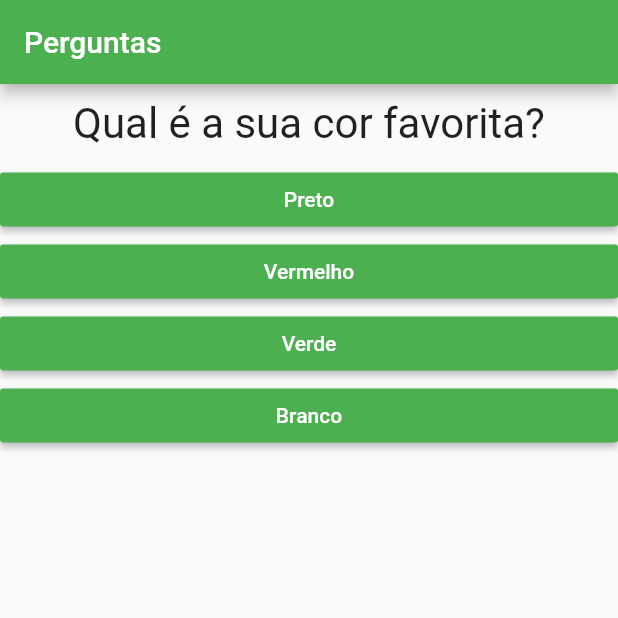
After one commit to marcosdenisalves/perguntas_e_respostas, a Flutter app: the screen it shows after launch, on a phone screen of 412 x 824 dp, the top half of it. The commit adds this screen. Run offline on Flutter 3.47's test engine with Material 2 defaults, Android fonts, the phone set to English and light mode, and no system bars.

Commit message:
Implementação do widget resposta e o widget questionario

```diff
--- a/lib/main.dart
+++ b/lib/main.dart
@@ -1,6 +1,6 @@
 import 'package:flutter/material.dart';
-import './resposta.dart';
-import './questao.dart';
+import './Questionario.dart';
+import './resultado.dart';
 
 main() {
   runApp(PerguntaApp());
@@ -38,10 +38,6 @@ class _PerguntaAppState extends State<PerguntaApp> {
 
   @override
   Widget build(BuildContext context) {
-    List<String> respostas = temPerguntaSelecionada
-        ? _perguntas[_perguntaSelecionada]['respostas']
-        : null;
-
     return MaterialApp(
       home: Scaffold(
         appBar: AppBar(
@@ -49,20 +45,12 @@ class _PerguntaAppState extends State<PerguntaApp> {
           backgroundColor: Colors.green,
         ),
         body: temPerguntaSelecionada
-            ? Column(
-                children: <Widget>[
-                  Questao(_perguntas[_perguntaSelecionada]['texto']),
-                  ...respostas
-                      .map((t) => Resposta(texto: t, fn: _responder))
-                      .toList(),
-                ],
+            ? Questionario(
+                perguntas: _perguntas,
+                perguntaSelecionada: _perguntaSelecionada,
+                responder: _responder,
               )
-            : Center(
-                child: Text(
-                  'Parabéns!',
-                  style: TextStyle(fontSize: 28),
-                ),
-              ),
+            : Resultado(),
       ),
     );
   }
--- /dev/null
+++ b/lib/questionario.dart
@@ -0,0 +1,33 @@
+import 'package:flutter/material.dart';
+import './questao.dart';
+import './resposta.dart';
+
+class Questionario extends StatelessWidget {
+  final List<Map<String, Object>> perguntas;
+  final int perguntaSelecionada;
+  final Function() responder;
+
+  Questionario({
+    @required this.perguntas,
+    @required this.perguntaSelecionada,
+    @required this.responder,
+  });
+
+  bool get temPerguntaSelecionada {
+    return perguntaSelecionada < perguntas.length;
+  }
+
+  @override
+  Widget build(BuildContext context) {
+    List<String> respostas = temPerguntaSelecionada
+        ? perguntas[perguntaSelecionada]['respostas']
+        : null;
+
+    return Column(
+      children: <Widget>[
+        Questao(perguntas[perguntaSelecionada]['texto']),
+        ...respostas.map((t) => Resposta(texto: t, fn: responder)).toList(),
+      ],
+    );
+  }
+}
```
Also changed, not shown: lib/resultado.dart (added, +13 -0 lines).
